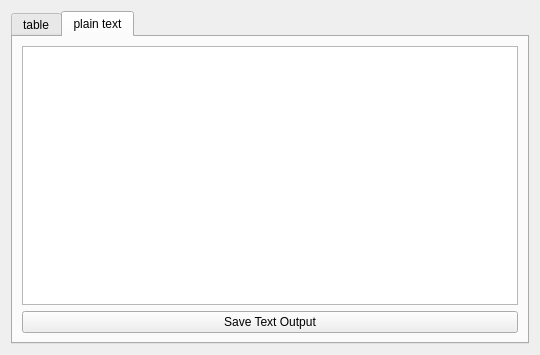
Qt form atef/ui/results_summary.ui (pcdshub/atef) before a commit.
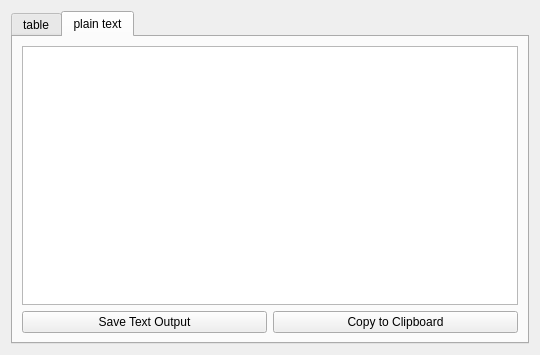
The same form after that commit. The open tabs and pages were chosen to show the change.

Commit message: MNT: expand EditTree by default, add copy-to-clipboard button, hide success by default, quote any piece of data with a comma for csv parsing

What changed in the file:
```diff
--- a/atef/ui/results_summary.ui
+++ b/atef/ui/results_summary.ui
@@ -156,11 +156,22 @@
         </widget>
        </item>
        <item>
+        <layout class="QHBoxLayout" name="horizontalLayout_3">
+         <item>
         <widget class="QPushButton" name="save_text_button">
          <property name="text">
           <string>Save Text Output</string>
          </property>
         </widget>
+         </item>
+         <item>
+          <widget class="QPushButton" name="clipboard_button">
+           <property name="text">
+            <string>Copy to Clipboard</string>
+           </property>
+          </widget>
+         </item>
+        </layout>
        </item>
       </layout>
      </widget>
```
Lines whose indentation alone changed are shown as unchanged. The commit also changes 2 other files.
